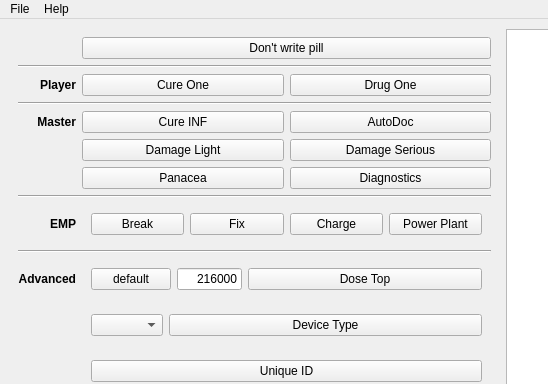
First picture: the form in MeshConsole/PillControl.ui, repository Kreyl/armlet, before the edit; both pictures show x 0 to 548 and y 0 to 384 of the 771 by 569 pixel window.
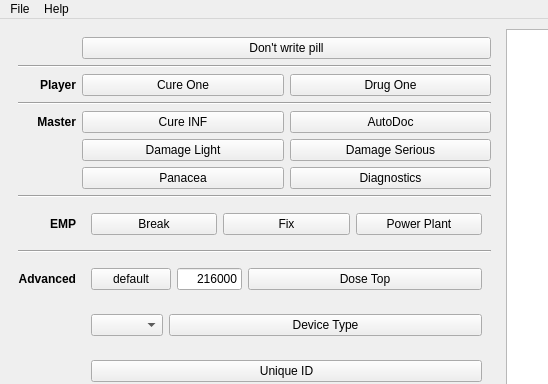
Second picture: the form after the edit. Icons and pictures are not drawn. Custom widgets are drawn as their Qt base class.

What changed in the file:
```diff
--- a/MeshConsole/PillControl.ui
+++ b/MeshConsole/PillControl.ui
@@ -213,13 +213,6 @@
             </property>
            </widget>
           </item>
-          <item>
-           <widget class="CommandButton" name="chargeButton">
-            <property name="text">
-             <string>Charge</string>
-            </property>
-           </widget>
-          </item>
           <item>
            <widget class="CommandButton" name="powerPlantButton">
             <property name="text">
```
Left out of the diff: 1 changed line with no effect on the pictures.
